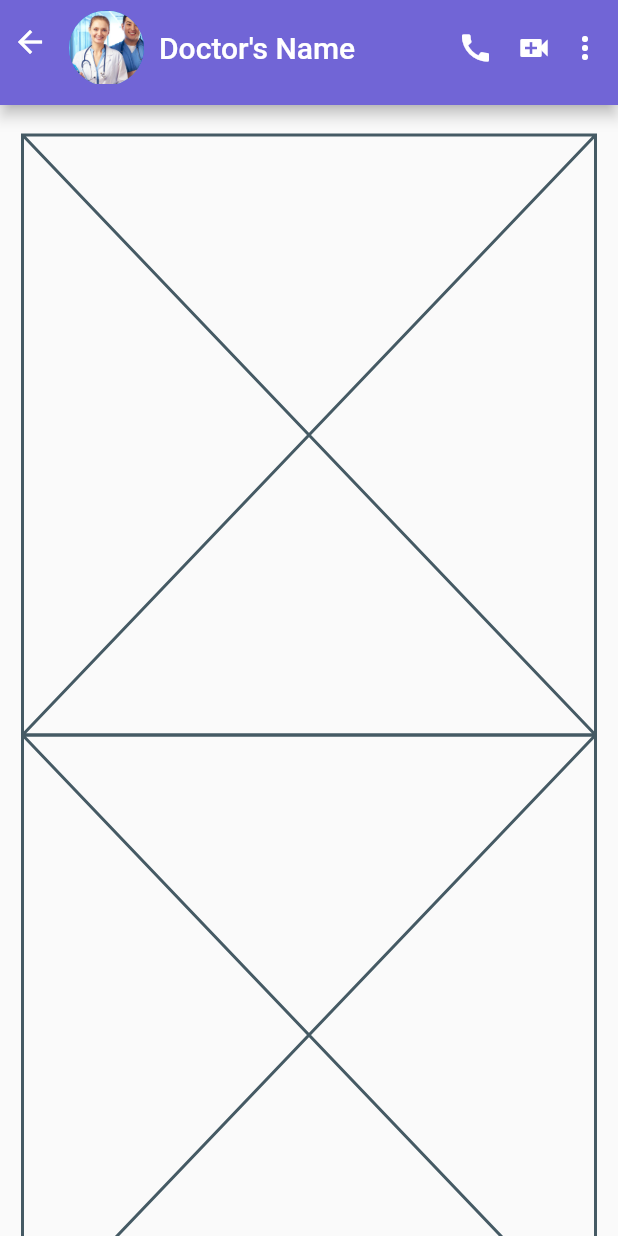
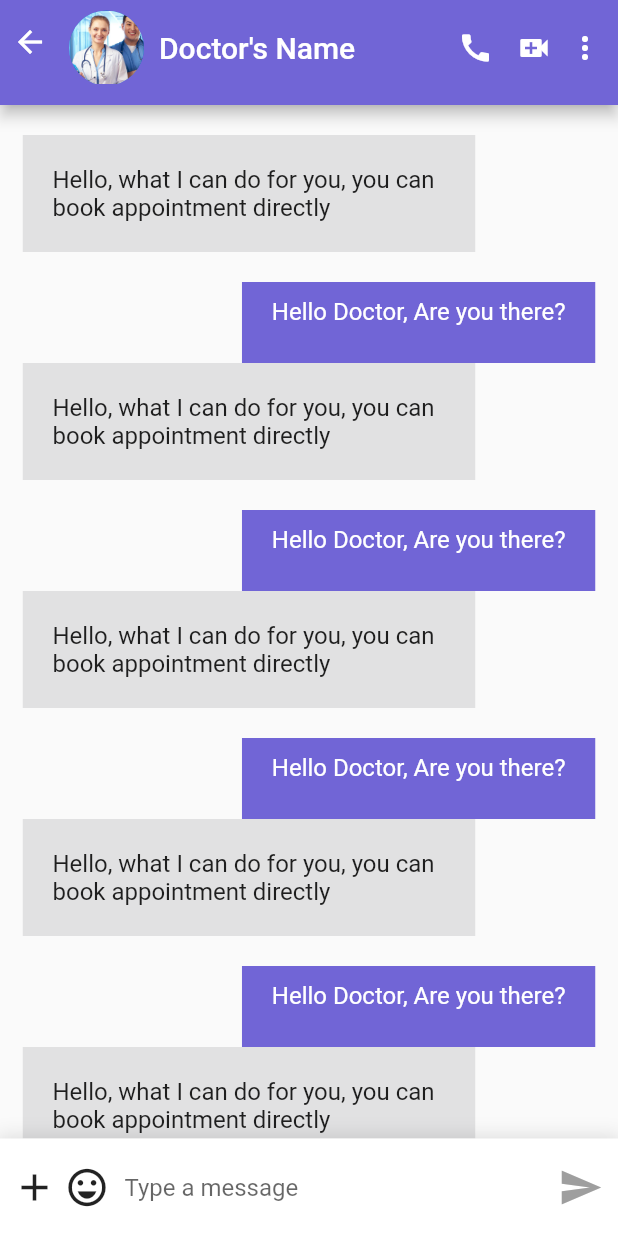
Before and after one commit to ahmadullahjalali/Health_Care, a Flutter app: the ChatScreen screen opened directly, on a phone screen of 412 x 824 dp. Run offline on Flutter 3.47's test engine with Material 2 defaults, Android fonts, the phone set to English and light mode, and no system bars; missing offline and left inert: custom_clippers.

Commit message:
Another commit

```diff
--- a/lib/screens/chat_screen.dart
+++ b/lib/screens/chat_screen.dart
@@ -59,6 +59,51 @@ class ChatScreen extends StatelessWidget {
         padding:
             const EdgeInsets.only(top: 20, left: 15, right: 15, bottom: 80),
         itemBuilder: (context, index) => const ChatSample(),
+        itemCount: 10,
+      ),
+      bottomSheet: Container(
+        height: 65,
+        decoration: const BoxDecoration(color: Colors.white, boxShadow: [
+          BoxShadow(color: Colors.black12, blurRadius: 10, spreadRadius: 2),
+        ]),
+        child: Row(
+          children: [
+            const Padding(
+              padding: EdgeInsets.only(left: 8),
+              child: Icon(
+                Icons.add,
+                size: 30,
+              ),
+            ),
+            const Padding(
+              padding: EdgeInsets.only(left: 5),
+              child: Icon(
+                Icons.emoji_emotions_outlined,
+                size: 30,
+              ),
+            ),
+            Padding(
+              padding: const EdgeInsets.only(left: 10),
+              child: Container(
+                alignment: Alignment.centerRight,
+                width: MediaQuery.of(context).size.width / 1.5,
+                child: TextFormField(
+                  decoration: const InputDecoration(
+                      hintText: "Type a message", border: InputBorder.none),
+                ),
+              ),
+            ),
+            const Spacer(),
+            const Padding(
+              padding: EdgeInsets.only(right: 10),
+              child: Icon(
+                Icons.send,
+                size: 30,
+                color: Colors.grey,
+              ),
+            ),
+          ],
+        ),
       ),
     );
   }
--- a/lib/screens/schedul_screen.dart
+++ b/lib/screens/schedul_screen.dart
@@ -52,7 +52,9 @@ class _ScheduleScreenState extends State<ScheduleScreen> {
                 children: [
                   InkWell(
                     onTap: () {
-                      _buttonIndex = 0;
+                      setState(() {
+                        _buttonIndex = 0;
+                      });
                     },
                     child: Container(
                       padding: const EdgeInsets.symmetric(
@@ -76,7 +78,9 @@ class _ScheduleScreenState extends State<ScheduleScreen> {
                   ),
                   InkWell(
                     onTap: () {
-                      _buttonIndex = 1;
+                      setState(() {
+                        _buttonIndex = 1;
+                      });
                     },
                     child: Container(
                       padding: const EdgeInsets.symmetric(
@@ -100,7 +104,9 @@ class _ScheduleScreenState extends State<ScheduleScreen> {
                   ),
                   InkWell(
                     onTap: () {
-                      _buttonIndex = 2;
+                      setState(() {
+                        _buttonIndex = 2;
+                      });
                     },
                     child: Container(
                       padding: const EdgeInsets.symmetric(
@@ -122,11 +128,11 @@ class _ScheduleScreenState extends State<ScheduleScreen> {
                       ),
                     ),
                   ),
-                  const SizedBox(height: 30),
-                  _scheduleWidgets[_buttonIndex],
                 ],
               ),
-            )
+            ),
+            const SizedBox(height: 30),
+            _scheduleWidgets[_buttonIndex],
           ],
         ),
       ),
--- a/lib/widgets/chat_sample.dart
+++ b/lib/widgets/chat_sample.dart
@@ -1,3 +1,4 @@
+import 'package:custom_clippers/custom_clippers.dart';
 import 'package:flutter/material.dart';
 
 class ChatSample extends StatelessWidget {
@@ -5,6 +6,48 @@ class ChatSample extends StatelessWidget {
 
   @override
   Widget build(BuildContext context) {
-    return const Placeholder();
+    return Column(
+      crossAxisAlignment: CrossAxisAlignment.start,
+      children: [
+        Padding(
+          padding: const EdgeInsets.only(right: 80),
+          child: ClipPath(
+            clipper: UpperNipMessageClipper(MessageType.receive),
+            child: Container(
+              padding: const EdgeInsets.all(20),
+              decoration: const BoxDecoration(
+                color: Color(0xFFE1E1E2),
+              ),
+              child: const Text(
+                "Hello, what I can do for you, you can book appointment directly",
+                style: TextStyle(
+                  fontSize: 16,
+                ),
+              ),
+            ),
+          ),
+        ),
+        Container(
+          alignment: Alignment.centerRight,
+          child: Padding(
+            padding: const EdgeInsets.only(top: 20, left: 80),
+            child: ClipPath(
+              clipper: LowerNipMessageClipper(MessageType.send),
+              child: Container(
+                padding: const EdgeInsets.only(
+                    top: 10, left: 20, bottom: 25, right: 20),
+                decoration: const BoxDecoration(
+                  color: Color(0xFF7165D6),
+                ),
+                child: const Text(
+                  "Hello Doctor, Are you there?",
+                  style: TextStyle(fontSize: 16, color: Colors.white),
+                ),
+              ),
+            ),
+          ),
+        )
+      ],
+    );
   }
 }
--- a/lib/widgets/upcoming_schedule.dart
+++ b/lib/widgets/upcoming_schedule.dart
@@ -23,8 +23,8 @@ class UpcomingSchedule extends StatelessWidget {
             decoration: BoxDecoration(
               color: Colors.white,
               borderRadius: BorderRadius.circular(10),
-              boxShadow: [
-                const BoxShadow(
+              boxShadow: const [
+                BoxShadow(
                   color: Colors.black12,
                   blurRadius: 4,
                   spreadRadius: 2,
@@ -174,8 +174,8 @@ class UpcomingSchedule extends StatelessWidget {
             decoration: BoxDecoration(
               color: Colors.white,
               borderRadius: BorderRadius.circular(10),
-              boxShadow: [
-                const BoxShadow(
+              boxShadow: const [
+                BoxShadow(
                   color: Colors.black12,
                   blurRadius: 4,
                   spreadRadius: 2,
@@ -325,8 +325,8 @@ class UpcomingSchedule extends StatelessWidget {
             decoration: BoxDecoration(
               color: Colors.white,
               borderRadius: BorderRadius.circular(10),
-              boxShadow: [
-                const BoxShadow(
+              boxShadow: const [
+                BoxShadow(
                   color: Colors.black12,
                   blurRadius: 4,
                   spreadRadius: 2,
--- a/pubspec.yaml
+++ b/pubspec.yaml
@@ -35,6 +35,7 @@ dependencies:
   # The following adds the Cupertino Icons font to your application.
   # Use with the CupertinoIcons class for iOS style icons.
   cupertino_icons: ^1.0.2
+  custom_clippers: ^2.0.0
 
 dev_dependencies:
   flutter_test:
```
Also changed, not shown: pubspec.lock.
